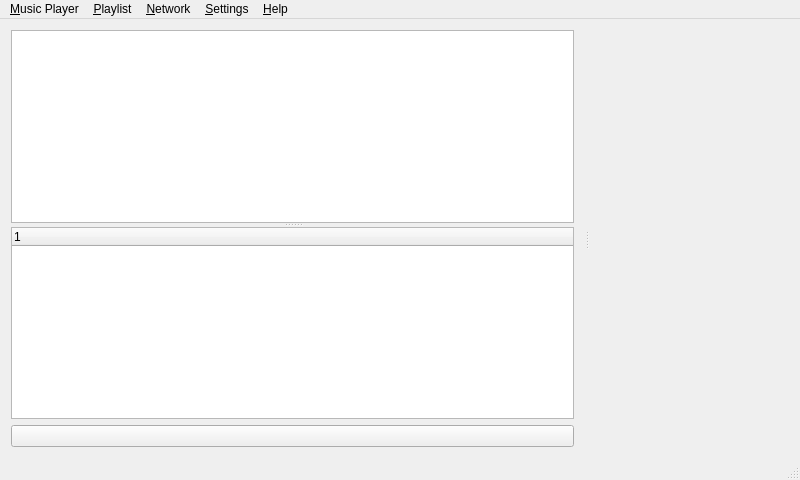
This is src/tomahawkwindow.ui in tomahawk-player/tomahawk as Qt 5 draws it before an edit. The edited form follows.
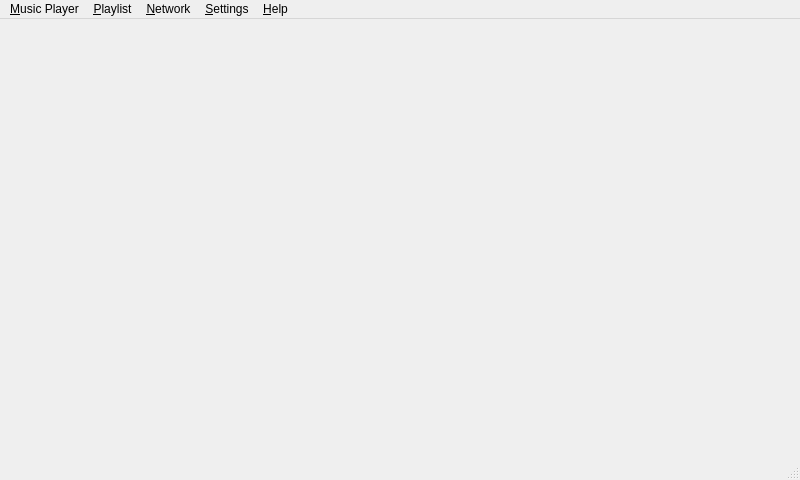
This is the edited form. Custom widgets are drawn as their Qt base class.

Commit message: * General design / layout fixes.

The edit to the form file:
```diff
--- a/src/tomahawkwindow.ui
+++ b/src/tomahawkwindow.ui
@@ -14,43 +14,16 @@
    <string>Tomahawk</string>
   </property>
   <widget class="QWidget" name="centralWidget">
-   <layout class="QHBoxLayout" name="horizontalLayout">
-    <property name="margin">
-     <number>0</number>
-    </property>
+   <layout class="QVBoxLayout" name="verticalLayout">
     <item>
      <widget class="QSplitter" name="splitter">
       <property name="orientation">
        <enum>Qt::Horizontal</enum>
       </property>
-      <widget class="QWidget" name="layoutWidget">
-       <layout class="QVBoxLayout" name="verticalLayout">
-        <item>
-         <widget class="AnimatedSplitter" name="sidebarSplitter">
-          <property name="orientation">
-           <enum>Qt::Vertical</enum>
-          </property>
-          <widget class="SourceTreeView" name="sourceTreeView">
-           <property name="minimumSize">
-            <size>
-             <width>250</width>
-             <height>0</height>
-            </size>
-           </property>
-          </widget>
-          <widget class="TransferView" name="treeWidget">
-          </widget>
-         </widget>
-        </item>
-        <item>
-         <widget class="QPushButton" name="statusButton">
-          <property name="text">
-           <string/>
-          </property>
-         </widget>
-        </item>
-       </layout>
-      </widget>
+      <property name="handleWidth">
+       <number>1</number>
+      </property>
+      <widget class="QWidget" name="sidebarWidget" native="true"/>
       <widget class="QWidget" name="playlistWidget" native="true"/>
      </widget>
     </item>
@@ -173,24 +146,6 @@
   </action>
  </widget>
  <layoutdefault spacing="6" margin="11"/>
- <customwidgets>
-  <customwidget>
-   <class>SourceTreeView</class>
-   <extends>QTreeView</extends>
-   <header>sourcetreeview.h</header>
-  </customwidget>
-  <customwidget>
-   <class>AnimatedSplitter</class>
-   <extends>QSplitter</extends>
-   <header>utils/animatedsplitter.h</header>
-   <container>1</container>
-  </customwidget>
-  <customwidget>
-   <class>TransferView</class>
-   <extends>QTreeWidget</extends>
-   <header>transferview.h</header>
-  </customwidget>
- </customwidgets>
  <resources/>
  <connections/>
  <slots>
```
The commit also changes 3 other files.
